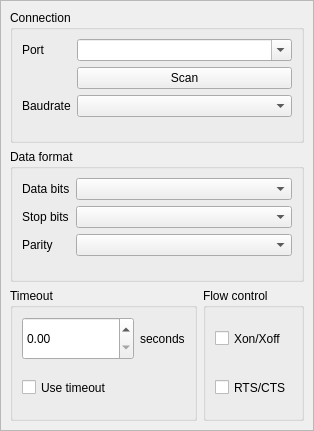
Before: the Qt Designer form plover/gui_qt/config_serial_widget.ui in openstenoproject/plover, drawn with Qt 5.
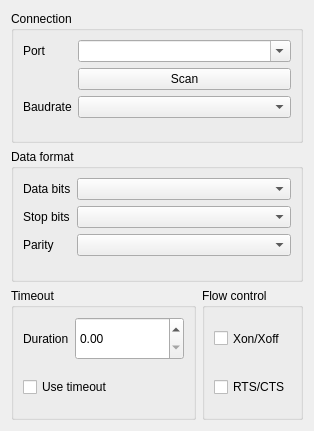
After: the same form once the commit is applied.

Commit message: gui_qt/config_serial: improve accessibility

```diff
--- a/plover/gui_qt/config_serial_widget.ui
+++ b/plover/gui_qt/config_serial_widget.ui
@@ -13,26 +13,8 @@
   <property name="windowTitle">
    <string notr="true"/>
   </property>
-  <layout class="QGridLayout" name="gridLayout">
-   <property name="leftMargin">
-    <number>0</number>
-   </property>
-   <property name="topMargin">
-    <number>0</number>
-   </property>
-   <property name="rightMargin">
-    <number>0</number>
-   </property>
-   <property name="bottomMargin">
-    <number>0</number>
-   </property>
-   <item row="0" column="0">
-    <widget class="QFrame" name="frame">
-     <property name="frameShape">
-      <enum>QFrame::StyledPanel</enum>
-     </property>
-     <property name="frameShadow">
-      <enum>QFrame::Sunken</enum>
+  <property name="accessibleName">
+   <string>Serial</string>
      </property>
      <layout class="QVBoxLayout" name="verticalLayout_3">
       <item>
@@ -205,10 +187,24 @@
           <property name="title">
            <string>Timeout</string>
           </property>
-          <layout class="QVBoxLayout" name="verticalLayout_2">
-           <item>
-            <layout class="QHBoxLayout" name="horizontalLayout">
-             <item>
+       <layout class="QGridLayout" name="gridLayout">
+        <item row="0" column="0">
+         <widget class="QLabel" name="label_6">
+          <property name="sizePolicy">
+           <sizepolicy hsizetype="Preferred" vsizetype="Minimum">
+            <horstretch>0</horstretch>
+            <verstretch>0</verstretch>
+           </sizepolicy>
+          </property>
+          <property name="text">
+           <string>Duration</string>
+          </property>
+          <property name="buddy">
+           <cstring>timeout</cstring>
+          </property>
+         </widget>
+        </item>
+        <item row="0" column="1">
               <widget class="QDoubleSpinBox" name="timeout">
                <property name="enabled">
                 <bool>true</bool>
@@ -224,22 +220,7 @@
                </property>
               </widget>
              </item>
-             <item>
-              <widget class="QLabel" name="label_6">
-               <property name="sizePolicy">
-                <sizepolicy hsizetype="Preferred" vsizetype="Minimum">
-                 <horstretch>0</horstretch>
-                 <verstretch>0</verstretch>
-                </sizepolicy>
-               </property>
-               <property name="text">
-                <string>seconds</string>
-               </property>
-              </widget>
-             </item>
-            </layout>
-           </item>
-           <item>
+        <item row="1" column="0" colspan="2">
             <widget class="QCheckBox" name="use_timeout">
              <property name="sizePolicy">
               <sizepolicy hsizetype="Minimum" vsizetype="Minimum">
@@ -291,9 +272,6 @@
          </widget>
         </item>
        </layout>
-      </item>
-     </layout>
-    </widget>
    </item>
   </layout>
  </widget>
```
Left out of the diff: 48 changed lines with no effect on the pictures. Lines whose indentation alone changed are shown as unchanged. The commit also changes 1 other file.
